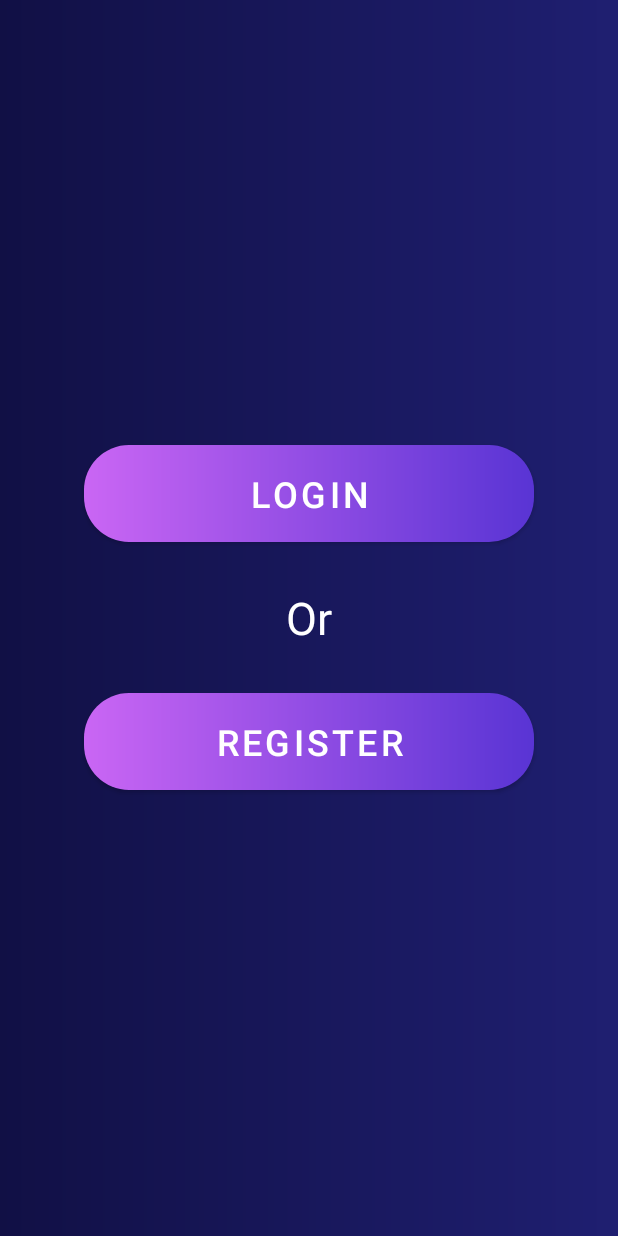
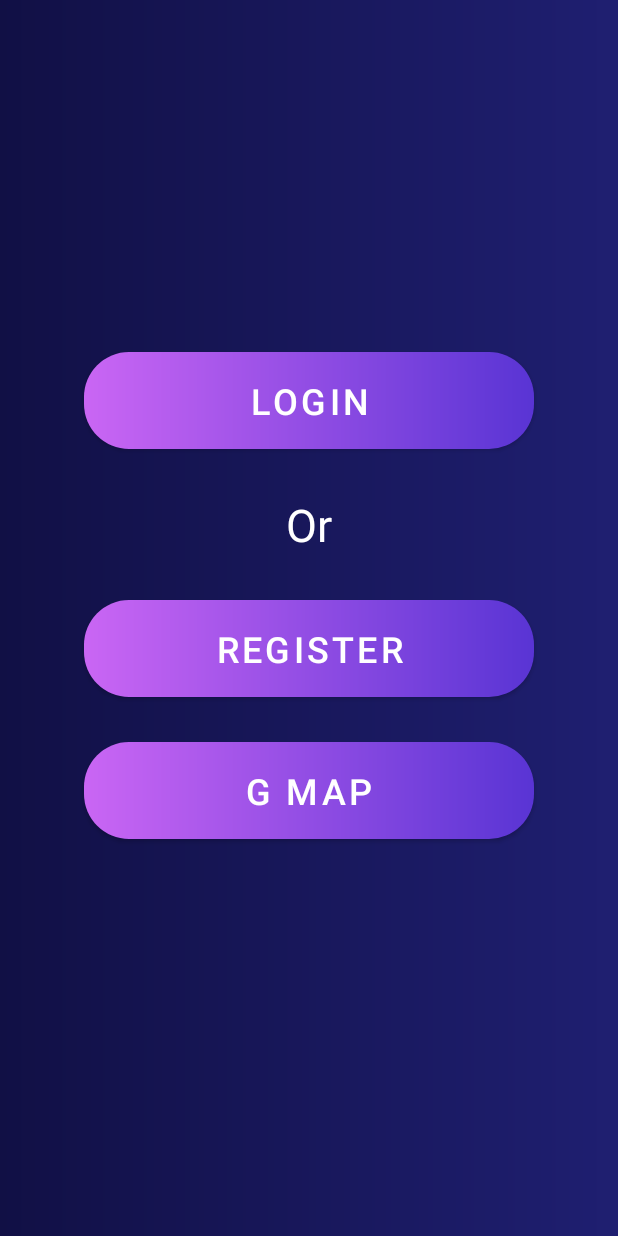
Before and after one commit to KristarDen/Taxi_android_app, an Android app: the screen it shows after launch (LoginOrRegister), on a phone screen of 412 x 824 dp. Run offline under Robolectric (Android 15) with nearby library versions, the phone set to English and light mode, and no system bars.

Commit message:
G map button added

```diff
--- a/app/src/main/res/layout/activity_login_or_register.xml
+++ b/app/src/main/res/layout/activity_login_or_register.xml
@@ -51,5 +51,18 @@
             app:backgroundTint="@null">
 
         </Button>
+
+        <Button
+            android:id="@+id/goMap"
+            android:layout_width="300dp"
+            android:layout_height="wrap_content"
+            android:layout_marginBottom="30dp"
+            android:layout_marginTop="30dp"
+            android:background="@drawable/button_confirm"
+            android:padding="10dp"
+            android:text="G map"
+            android:textAlignment="center"
+            android:textSize="24sp"
+            app:backgroundTint="@null" />
     </LinearLayout>
 </androidx.constraintlayout.widget.ConstraintLayout>
```
Also changed, not shown: app/src/main/java/step/android/taxi/LoginOrRegister.java (+7 -0 lines), app/src/main/java/step/android/taxi/MapsActivity.java (+12 -7 lines), 19 other files.
